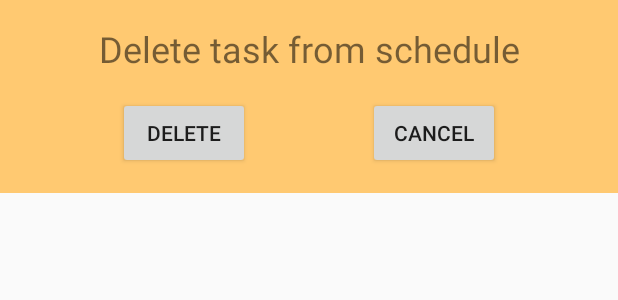
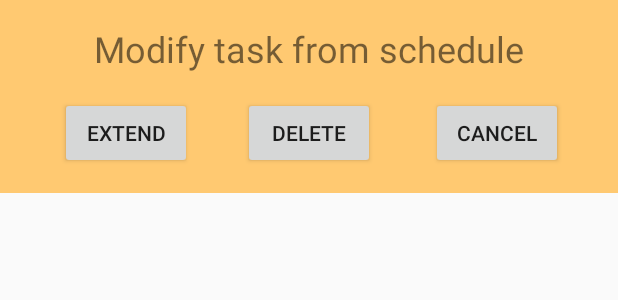
Before and after one commit to jeroenH04/SmartPlan, an Android app: the layout popup_modify_task.xml on its own in the app's theme, with its tools: preview values and no code run, on a phone screen of 412 x 824 dp. Shown: the top 300 px of the screen. Run offline under Robolectric (Android 15) with nearby library versions, the phone set to English and light mode, and no system bars.

Commit message:
Made a redirection popup that reassemble delete task and extend task functionality.

```diff
--- a/app/src/main/res/layout/popup_modify_task.xml
+++ b/app/src/main/res/layout/popup_modify_task.xml
@@ -13,25 +13,34 @@
         android:layout_width="wrap_content"
         android:layout_height="wrap_content"
         android:layout_marginTop="16dp"
-        android:text="Delete task from schedule"
+        android:text="Modify task from schedule"
         android:textSize="24sp"
         app:layout_constraintEnd_toEndOf="parent"
         app:layout_constraintStart_toStartOf="parent"
         app:layout_constraintTop_toTopOf="parent" />
 
+    <Button
+        android:id="@+id/extendButton"
+        android:layout_width="wrap_content"
+        android:layout_height="wrap_content"
+        android:text="Extend"
+        app:layout_constraintBottom_toBottomOf="parent"
+        app:layout_constraintEnd_toStartOf="@+id/deleteButton"
+        app:layout_constraintHorizontal_bias="0.54"
+        app:layout_constraintStart_toStartOf="parent"
+        app:layout_constraintTop_toTopOf="parent"
+        app:layout_constraintVertical_bias="0.8" />
 
     <Button
         android:id="@+id/deleteButton"
         android:layout_width="wrap_content"
         android:layout_height="wrap_content"
-        android:layout_marginTop="16dp"
-        android:layout_marginBottom="16dp"
         android:text="Delete"
         app:layout_constraintBottom_toBottomOf="parent"
-        app:layout_constraintEnd_toStartOf="@+id/cancelButton"
-        app:layout_constraintHorizontal_bias="0.50"
+        app:layout_constraintEnd_toEndOf="parent"
         app:layout_constraintStart_toStartOf="parent"
-        app:layout_constraintTop_toBottomOf="@+id/deleteTextView" />
+        app:layout_constraintTop_toTopOf="parent"
+        app:layout_constraintVertical_bias="0.8" />
 
     <Button
         android:id="@+id/cancelButton"
@@ -44,12 +53,8 @@
         app:layout_constraintEnd_toEndOf="parent"
         app:layout_constraintHorizontal_bias="0.50"
         app:layout_constraintStart_toEndOf="@+id/deleteButton"
-        app:layout_constraintTop_toBottomOf="@+id/deleteTextView" />
-
-
-
-
-
+        app:layout_constraintTop_toBottomOf="@+id/deleteTextView"
+        app:layout_constraintVertical_bias="0.0" />
 
 
 </androidx.constraintlayout.widget.ConstraintLayout>
```
Also changed, not shown: app/src/main/java/com/example/agenda_app/ui/planning/PlanningFragment.java (+58 -9 lines), app/src/main/res/layout-land/popup_delete_task.xml (added, +55 -0 lines), app/src/main/res/layout/popup_delete_task.xml (added, +55 -0 lines).
